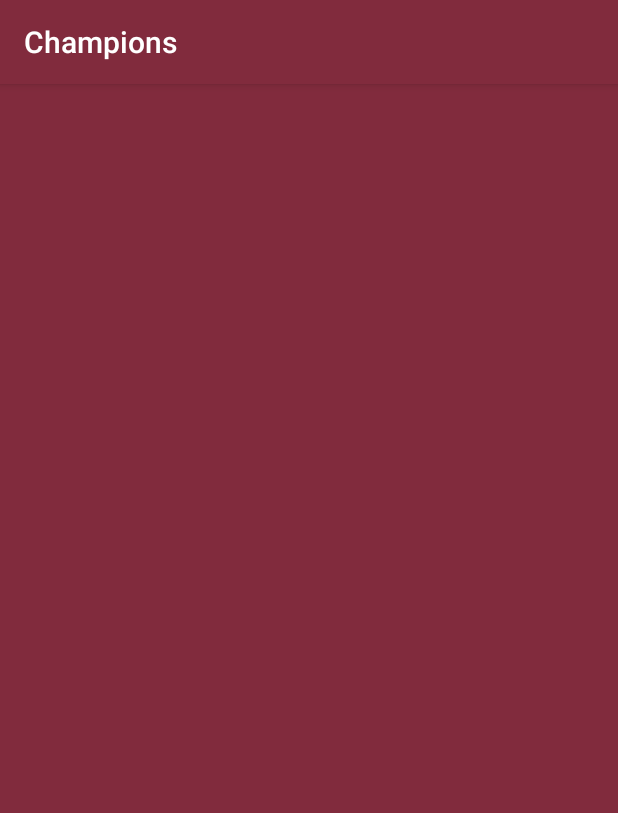
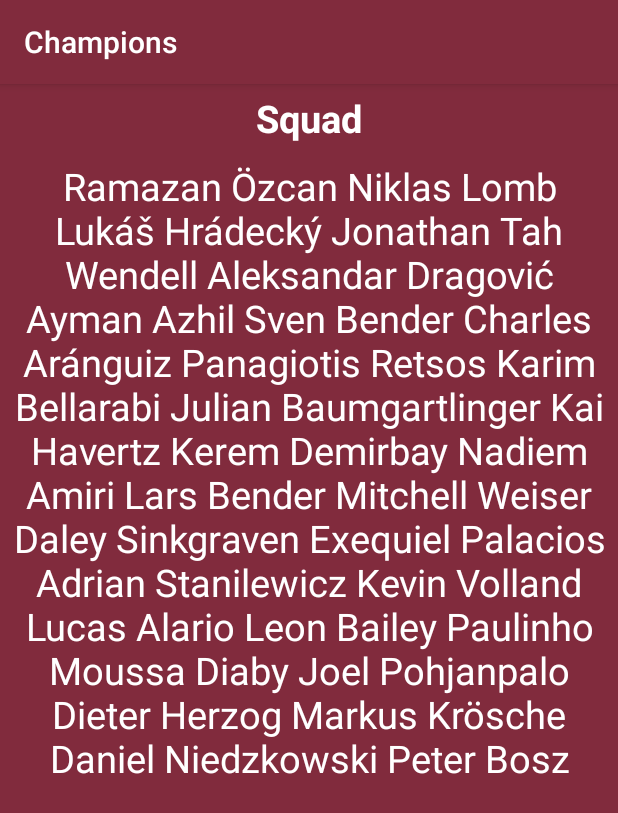
Before and after one commit to mahmodsallam/OrcasTask, an Android app: the fragment TeamDetailsFragment shown on its own in the app's theme, on a phone screen of 412 x 824 dp. Shown: the top 813 px of the screen. Run offline under Robolectric (Android 15) with nearby library versions, the phone set to English and light mode, and no system bars; our stand-ins replace RxJava; libraries missing offline, so code that uses them is left out: com.androidnetworking.interceptors, com.jakewharton.retrofit2; 7 statements that could not run were skipped.

```diff
--- a/app/src/main/AndroidManifest.xml
+++ b/app/src/main/AndroidManifest.xml
@@ -3,6 +3,7 @@
     package="com.mahmoudsallam.myapplication">
 
     <uses-permission android:name="android.permission.INTERNET"></uses-permission>
+    <uses-permission android:name="android.permission.ACCESS_NETWORK_STATE"></uses-permission>
 
     <application
         android:allowBackup="true"
@@ -10,6 +11,7 @@
         android:label="@string/app_name"
         android:roundIcon="@mipmap/ic_launcher_round"
         android:supportsRtl="true"
+        android:name=".base.application.MyApplication"
         android:theme="@style/AppTheme">
 
 
--- a/app/src/main/java/com/mahmoudsallam/myapplication/teamDetails/ui/TeamDetailsFragment.java
+++ b/app/src/main/java/com/mahmoudsallam/myapplication/teamDetails/ui/TeamDetailsFragment.java
@@ -4,6 +4,8 @@ import android.os.Bundle;
 import android.view.LayoutInflater;
 import android.view.View;
 import android.view.ViewGroup;
+import android.widget.TextView;
+import android.widget.Toast;
 
 import androidx.annotation.NonNull;
 import androidx.annotation.Nullable;
@@ -15,6 +17,8 @@ import com.mahmoudsallam.myapplication.teamDetails.data.model.TeamDetailsPojo;
 public class TeamDetailsFragment extends Fragment implements TeamDetailsMvpView {
 
     TeamDetailsPresenter mPresenter;
+    TextView playersText;
+
 
     public static TeamDetailsFragment newInstance() {
         Bundle args = new Bundle();
@@ -27,15 +31,20 @@ public class TeamDetailsFragment extends Fragment implements TeamDetailsMvpView
     @Override
     public View onCreateView(@NonNull LayoutInflater inflater, @Nullable ViewGroup container, @Nullable Bundle savedInstanceState) {
         View view = inflater.inflate(R.layout.team_detail_fragment, container, false);
+        playersText = view.findViewById(R.id.playersText);
         mPresenter = new TeamDetailsPresenter(this);
-        String teamID = this.getArguments().getString("TEAM_ID");
-        mPresenter.getTeamDetails(teamID);
+        String id = this.getArguments().get("TEAM_ID").toString();
+        mPresenter.getTeamDetails(id);
         return view;
     }
 
-
     @Override
     public void displayTeamDetails(TeamDetailsPojo teamDetails) {
-
+        int length = teamDetails.getSquad().size();
+        StringBuilder builder = new StringBuilder();
+        for (int i = 0; i < length; i++) {
+            builder.append(teamDetails.getSquad().get(i).getName()+"\n");
+        }
+        playersText.setText(builder);
     }
 }
--- a/app/src/main/res/layout/team_detail_fragment.xml
+++ b/app/src/main/res/layout/team_detail_fragment.xml
@@ -1,7 +1,35 @@
 <?xml version="1.0" encoding="utf-8"?>
-<LinearLayout xmlns:android="http://schemas.android.com/apk/res/android"
-    android:orientation="vertical" android:layout_width="match_parent"
+<RelativeLayout xmlns:android="http://schemas.android.com/apk/res/android"
+    android:layout_width="match_parent"
+    android:layout_height="match_parent"
     android:background="@color/colorPrimary"
-    android:layout_height="match_parent">
+    android:orientation="vertical">
 
-</LinearLayout>
+    <TextView
+        android:id="@+id/squadText"
+        android:layout_width="match_parent"
+        android:layout_height="wrap_content"
+        android:layout_margin="5dp"
+        android:text="@string/squad"
+        android:textAlignment="center"
+        android:textColor="@color/colorWhite"
+        android:textSize="25sp"
+        android:textStyle="bold"></TextView>
+
+    <ScrollView
+        android:layout_width="match_parent"
+        android:layout_height="wrap_content"
+        android:layout_below="@id/squadText">
+
+        <TextView
+            android:id="@+id/playersText"
+            android:layout_width="match_parent"
+            android:layout_height="match_parent"
+            android:layout_margin="5dp"
+            android:text="@string/test"
+            android:textAlignment="center"
+            android:textColor="@color/colorWhite"
+            android:textSize="25sp"></TextView>
+    </ScrollView>
+
+</RelativeLayout>
--- a/app/src/main/res/values/strings.xml
+++ b/app/src/main/res/values/strings.xml
@@ -1,3 +1,35 @@
 <resources>
     <string name="app_name">Champions</string>
+    <string name="squad">Squad</string>
+    <string name="test">Ramazan Özcan
+        Niklas Lomb
+        Lukáš Hrádecký
+        Jonathan Tah
+        Wendell
+        Aleksandar Dragović
+        Ayman Azhil
+        Sven Bender
+        Charles Aránguiz
+        Panagiotis Retsos
+        Karim Bellarabi
+        Julian Baumgartlinger
+        Kai Havertz
+        Kerem Demirbay
+        Nadiem Amiri
+        Lars Bender
+        Mitchell Weiser
+        Daley Sinkgraven
+        Exequiel Palacios
+        Adrian Stanilewicz
+        Kevin Volland
+        Lucas Alario
+        Leon Bailey
+        Paulinho
+        Moussa Diaby
+        Joel Pohjanpalo
+        Dieter Herzog
+        Markus Krösche
+        Daniel Niedzkowski
+        Peter Bosz</string>
+
 </resources>
```
Also changed, not shown: app/src/main/java/com/mahmoudsallam/myapplication/base/application/MyApplication.java (added, +35 -0 lines), app/src/main/java/com/mahmoudsallam/myapplication/base/retrofit/RetrofitInstance.java (+67 -4 lines).
